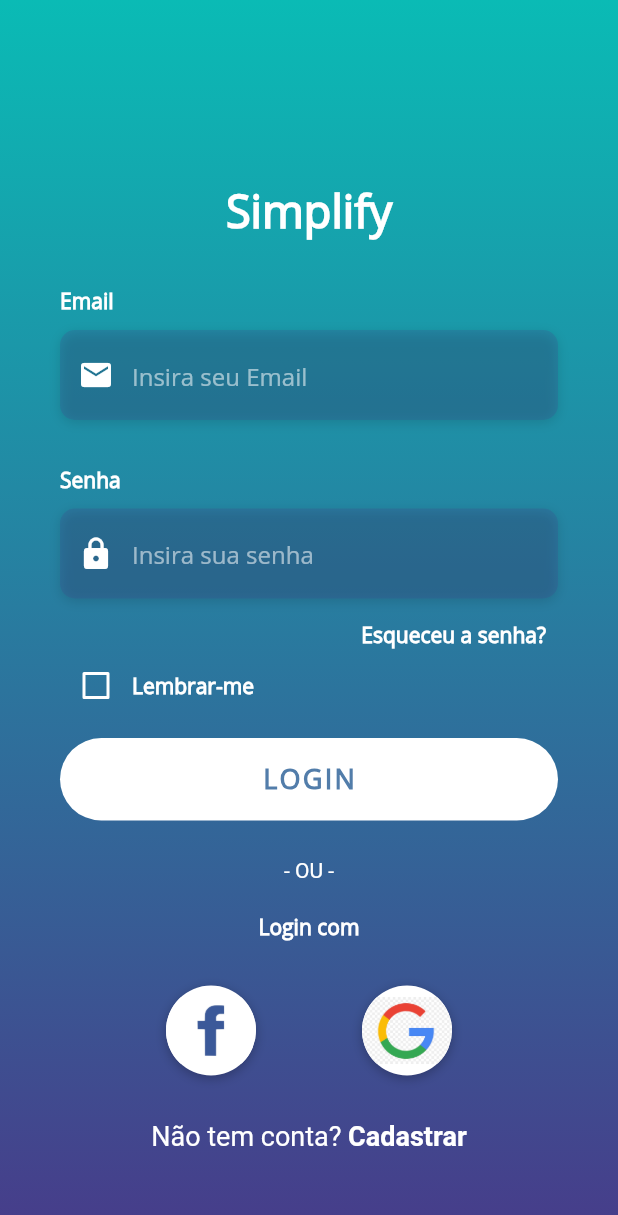
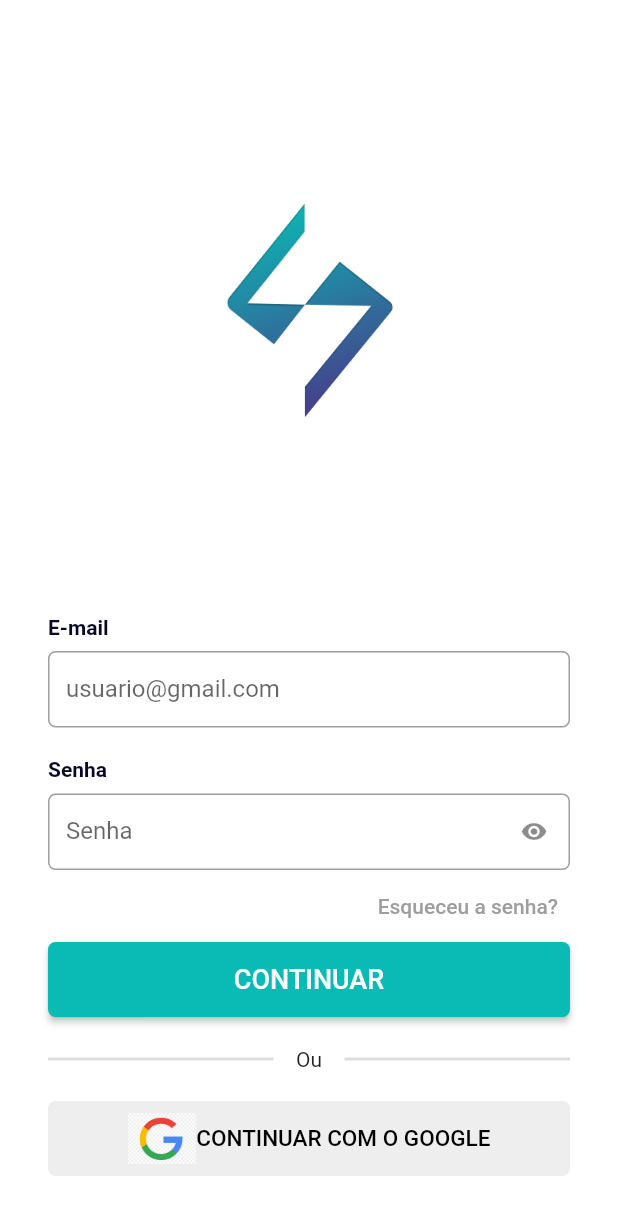
Before and after one commit to ArturAfonso/simplify, a Flutter app: the screen it shows after launch, on a phone screen of 412 x 824 dp. Shown: the top 1215 px of the screen. Run offline on Flutter 3.47's test engine with Material 2 defaults, Android fonts, the phone set to English and light mode, and no system bars; our stand-ins replace get, material_design_icons_flutter, splashscreen; missing offline and left inert: circular_bottom_navigation, validatorless.

Commit message:
tela de login sendo recriada

```diff
--- /dev/null
+++ b/lib/app/data/components/customTextField.dart
@@ -0,0 +1,59 @@
+import 'package:flutter/material.dart';
+import 'package:flutter/services.dart';
+import 'package:get/get.dart';
+
+class CustomTextField extends StatelessWidget {
+  final Widget? icon;
+  final Widget label;
+  bool isObscure;
+  final List<TextInputFormatter>? inputFormatters;
+  final TextInputType? inputType;
+  final String? initialValue;
+
+  bool readOnly;
+  TextEditingController? customTextController = TextEditingController();
+  String? Function(String?)? validator;
+
+  CustomTextField({
+    super.key,
+    this.icon,
+    required this.label,
+    this.isObscure = false,
+    this.inputFormatters,
+    this.inputType,
+    this.initialValue,
+    this.readOnly = false,
+    this.customTextController,
+    this.validator,
+  });
+  @override
+  Widget build(BuildContext context) {
+    RxBool obscureText = isObscure.obs;
+
+    return Obx(
+      () => TextFormField(
+        validator: validator,
+        controller: customTextController,
+        readOnly: readOnly,
+        initialValue: initialValue,
+        keyboardType: inputType,
+        inputFormatters: inputFormatters,
+        obscureText: obscureText.value,
+        decoration: InputDecoration(
+            isDense: true,
+            border: OutlineInputBorder(borderRadius: BorderRadius.circular(5)),
+            prefixIcon: icon,
+            suffixIcon: isObscure == true
+                ? IconButton(
+                    onPressed: () {
+                      obscureText.value = !obscureText.value;
+                    },
+                    icon: obscureText.value == true
+                        ? Icon(Icons.visibility)
+                        : Icon(Icons.visibility_off))
+                : null,
+            label: label),
+      ),
+    );
+  }
+}
--- a/lib/app/modules/login/controllers/login_controller.dart
+++ b/lib/app/modules/login/controllers/login_controller.dart
@@ -1,11 +1,13 @@
+import 'package:flutter/material.dart';
 import 'package:get/get.dart';
 
 class LoginController extends GetxController {
   //TODO: Implement LoginController
 
-  RxBool rememberMe = false.obs;
+  TextEditingController emailController = TextEditingController();
+  TextEditingController passwordController = TextEditingController();
+  var formkey = GlobalKey<FormState>();
 
-  final count = 0.obs;
   @override
   void onInit() {
     super.onInit();
@@ -18,5 +20,4 @@ class LoginController extends GetxController {
 
   @override
   void onClose() {}
-  void increment() => count.value++;
 }
--- a/lib/app/modules/login/views/login_view.dart
+++ b/lib/app/modules/login/views/login_view.dart
@@ -2,341 +2,183 @@ import 'package:flutter/material.dart';
 import 'package:flutter/services.dart';
 
 import 'package:get/get.dart';
+import 'package:simplify/app/data/components/customTextField.dart';
 import 'package:simplify/app/data/global/constants.dart';
 import 'package:simplify/app/routes/app_pages.dart';
 import 'package:simplify/app/theme/theme.dart';
+import 'package:validatorless/validatorless.dart';
 
 import '../controllers/login_controller.dart';
 
 class LoginView extends GetView<LoginController> {
   //widgets
-  Widget _buildEmailTF() {
-    return Column(
-      crossAxisAlignment: CrossAxisAlignment.start,
-      children: <Widget>[
-        Text(
-          'Email',
-          style: kLabelStyle,
-        ),
-        SizedBox(height: 10.0),
-        Container(
-          alignment: Alignment.centerLeft,
-          decoration: kBoxDecorationStyle,
-          height: 60.0,
-          child: TextField(
-            keyboardType: TextInputType.emailAddress,
-            style: TextStyle(
-              color: Colors.white,
-              fontFamily: 'OpenSans',
-            ),
-            decoration: InputDecoration(
-              border: InputBorder.none,
-              contentPadding: EdgeInsets.only(top: 14.0),
-              prefixIcon: Icon(
-                Icons.email,
-                color: Colors.white,
-              ),
-              hintText: 'Insira seu Email',
-              hintStyle: kHintTextStyle,
+
+  @override
+  Widget build(BuildContext context) {
+    return Scaffold(
+        backgroundColor: Colors.white,
+        body: SingleChildScrollView(
+          child: SizedBox(
+            height: Get.size.height,
+            child: Column(
+              crossAxisAlignment: CrossAxisAlignment.center,
+              mainAxisAlignment: MainAxisAlignment.start,
+              children: [
+                //logotipo
+                Expanded(
+                    child: Padding(
+                  padding: const EdgeInsets.only(top: 40.0),
+                  child: Center(
+                    child: Image.asset(
+                      "assets/logos/LogoTrello.png",
+                      width: Get.size.width / 3,
                     ),
                   ),
-        ),
-      ],
-    );
-  }
-
-  Widget _buildPasswordTF() {
-    return Column(
-      crossAxisAlignment: CrossAxisAlignment.start,
-      children: <Widget>[
-        Text(
-          'Senha',
-          style: kLabelStyle,
-        ),
-        SizedBox(height: 10.0),
+                )),
+                // Login formulario
                 Container(
-          alignment: Alignment.centerLeft,
-          decoration: kBoxDecorationStyle,
-          height: 60.0,
-          child: TextField(
-            obscureText: true,
+                  padding:
+                      const EdgeInsets.symmetric(horizontal: 32, vertical: 40),
+                  decoration: const BoxDecoration(
+                      color: Colors.white,
+                      borderRadius:
+                          BorderRadius.vertical(top: Radius.circular(46))),
+                  child: Column(
+                    crossAxisAlignment: CrossAxisAlignment.stretch,
+                    children: [
+                      //Text emaill
+                      Padding(
+                        padding: const EdgeInsets.only(bottom: 8.0),
+                        child: Text(
+                          "E-mail",
                           style: TextStyle(
-              color: Colors.white,
-              fontFamily: 'OpenSans',
-            ),
-            decoration: InputDecoration(
-              border: InputBorder.none,
-              contentPadding: EdgeInsets.only(top: 14.0),
-              prefixIcon: Icon(
-                Icons.lock,
-                color: Colors.white,
-              ),
-              hintText: 'Insira sua senha',
-              hintStyle: kHintTextStyle,
+                              color: Color.fromARGB(255, 10, 8, 38),
+                              fontWeight: FontWeight.bold),
                         ),
                       ),
+                      //email customfield
+                      Padding(
+                        padding: const EdgeInsets.only(bottom: 20.0),
+                        child: CustomTextField(
+                          validator: Validatorless.multiple([
+                            Validatorless.required("E-mail Obrigatório"),
+                            Validatorless.email("E-mail Inválido"),
+                          ]),
+                          customTextController: controller.emailController,
+                          label: Text("usuario@gmail.com"),
                         ),
-      ],
-    );
-  }
+                      ),
+                      //text senha
+                      Padding(
+                        padding: const EdgeInsets.only(bottom: 8.0),
+                        child: Text(
+                          "Senha",
+                          style: TextStyle(
+                              color: Color.fromARGB(255, 10, 8, 38),
+                              fontWeight: FontWeight.bold),
+                        ),
+                      ),
+                      //Senha customfield
+                      CustomTextField(
+                        validator: Validatorless.required("Senha obrigatória"),
+                        customTextController: controller.passwordController,
+                        //icon: Icon(Icons.lock),
+                        label: Text("Senha"),
+                        isObscure: true,
+                      ),
 
-  Widget _buildForgotPasswordBtn() {
-    return Container(
+                      //ESQUECEU A SENHA
+                      Align(
                         alignment: Alignment.centerRight,
                         child: TextButton(
-        onPressed: () => print('Forgot Password Button Pressed'),
-        //padding: EdgeInsets.only(right: 0.0),
+                          onPressed: () {},
                           child: Text(
-          'Esqueceu a senha?',
-          style: kLabelStyle,
-        ),
-      ),
-    );
-  }
-
-  Widget _buildRememberMeCheckbox() {
-    return Container(
-      height: 20.0,
-      child: Row(
-        children: <Widget>[
-          Theme(
-            data: ThemeData(unselectedWidgetColor: Colors.white),
-            child: Obx(() => Checkbox(
-                  value: controller.rememberMe.value,
-                  checkColor: Colors.green,
-                  activeColor: Colors.white,
-                  onChanged: (value) {
-                    controller.rememberMe.value = value!;
-                  },
-                )),
-          ),
-          Text(
-            'Lembrar-me',
-            style: kLabelStyle,
-          ),
-        ],
-      ),
-    );
-  }
-
-  Widget _buildLoginBtn() {
-    return Container(
-      padding: EdgeInsets.symmetric(vertical: 25.0),
-      width: double.infinity,
-      child: ElevatedButton(
-        style: ButtonStyle(
-            elevation: MaterialStateProperty.resolveWith<double>(
-              (Set<MaterialState> states) {
-                if (states.contains(MaterialState.pressed)) return 5.0;
-                return 0.0;
-              },
-            ),
-            //primary: Color.fromARGB(255, 129, 212, 250),
-            backgroundColor: MaterialStateProperty.resolveWith<Color?>(
-                (Set<MaterialState> states) {
-              return Colors.white;
-            }),
-            padding: MaterialStateProperty.all<EdgeInsets>(EdgeInsets.all(15)),
-            shape: MaterialStateProperty.resolveWith<OutlinedBorder>((_) {
-              return RoundedRectangleBorder(
-                  borderRadius: BorderRadius.circular(30));
-            })),
-        onPressed: () {
-          print('Login Button Pressed');
-          Get.toNamed(Routes.HOME);
-        },
-        child: Text(
-          'LOGIN',
-          style: TextStyle(
-            color: Color(0xFF527DAA),
-            letterSpacing: 1.5,
-            fontSize: 18.0,
-            fontWeight: FontWeight.bold,
-            fontFamily: 'OpenSans',
+                            "Esqueceu a senha?",
+                            style: TextStyle(color: Colors.grey),
                           ),
                         ),
                       ),
 
-      /* RaisedButton(
-        elevation: 5.0,
-        onPressed: () => print('Login Button Pressed'),
-        padding: EdgeInsets.all(15.0),
-        shape: RoundedRectangleBorder(
-          borderRadius: BorderRadius.circular(30.0),
-        ),
-        color: Colors.white,
-        child: Text(
-          'LOGIN',
-          style: TextStyle(
-            color: Color(0xFF527DAA),
-            letterSpacing: 1.5,
-            fontSize: 18.0,
-            fontWeight: FontWeight.bold,
-            fontFamily: 'OpenSans',
+                      //     BOTAO  ENTRAR
+                      customButtom(),
+
+                      //         DIVIDER
+                      Padding(
+                        padding: const EdgeInsets.only(bottom: 20, top: 20),
+                        child: Row(
+                          children: [
+                            Expanded(
+                              child: Divider(
+                                color: Colors.grey.withAlpha(90),
+                                thickness: 2,
                               ),
                             ),
-      ), */
-    );
-  }
-
-  Widget _buildSignInWithText() {
-    return Column(
-      children: <Widget>[
-        Text(
-          '- OU -',
-          style: TextStyle(
-            color: Colors.white,
-            fontWeight: FontWeight.w400,
+                            Padding(
+                              padding: EdgeInsets.symmetric(horizontal: 15),
+                              child: Text("Ou"),
                             ),
-        ),
-        SizedBox(height: 20.0),
-        Text(
-          'Login com',
-          style: kLabelStyle,
-        ),
-      ],
-    );
-  }
-
-  Widget _buildSocialBtn(Function onTap, AssetImage logo) {
-    return GestureDetector(
-      onTap: onTap(),
-      child: Container(
-        height: 60.0,
-        width: 60.0,
-        decoration: BoxDecoration(
-          shape: BoxShape.circle,
-          color: Colors.white,
-          boxShadow: [
-            BoxShadow(
-              color: Colors.black26,
-              offset: Offset(0, 2),
-              blurRadius: 6.0,
-            ),
-          ],
-          image: DecorationImage(
-            image: logo,
-          ),
-        ),
-      ),
-    );
-  }
-
-  Widget _buildSocialBtnRow() {
-    return Padding(
-      padding: EdgeInsets.symmetric(vertical: 30.0),
-      child: Row(
-        mainAxisAlignment: MainAxisAlignment.spaceEvenly,
-        children: <Widget>[
-          _buildSocialBtn(
-            () => print('Login with Facebook'),
-            AssetImage(
-              'assets/logos/facebook.jpg',
-            ),
-          ),
-          _buildSocialBtn(
-            () => print('Login with Google'),
-            AssetImage(
-              'assets/logos/google.jpg',
-            ),
-          ),
-        ],
-      ),
-    );
-  }
-
-  Widget _buildSignupBtn() {
-    return GestureDetector(
-      onTap: () => print('Sign Up Button Pressed'),
-      child: RichText(
-        text: TextSpan(
-          children: [
-            TextSpan(
-              text: 'Não tem conta? ',
-              style: TextStyle(
-                color: Colors.white,
-                fontSize: 18.0,
-                fontWeight: FontWeight.w400,
-              ),
-            ),
-            TextSpan(
-              text: 'Cadastrar',
-              style: TextStyle(
-                color: Colors.white,
-                fontSize: 18.0,
-                fontWeight: FontWeight.bold,
+                            Expanded(
+                              child: Divider(
+                                color: Colors.grey.withAlpha(90),
+                                thickness: 2,
                               ),
                             ),
                           ],
                         ),
                       ),
-    );
-  }
 
-  //widgets
+                      //    BOTAO CRIAR CONTA
 
-  @override
-  Widget build(BuildContext context) {
-    return Scaffold(
-      body: AnnotatedRegion<SystemUiOverlayStyle>(
-        value: SystemUiOverlayStyle.light,
-        child: GestureDetector(
-          onTap: () => FocusScope.of(context).unfocus(),
-          child: Stack(
-            children: <Widget>[
-              Container(
-                height: double.infinity,
-                width: double.infinity,
-                decoration: BoxDecoration(
-                  color: azulTiffany,
-                  gradient: LinearGradient(
-                    begin: Alignment.topCenter,
-                    end: Alignment.bottomCenter,
-                    colors: [azulTiffany, azulArdosia],
-                    //stops: [0.1, 0.4, 0.7, 0.9],
+                      SizedBox(
+                        height: 50,
+                        child: TextButton(
+                            style: TextButton.styleFrom(
+                              backgroundColor: Colors.grey.shade200,
+                              shape: RoundedRectangleBorder(
+                                  borderRadius: BorderRadius.circular(5)),
                             ),
+                            onPressed: () {},
+                            child: Row(
+                              mainAxisAlignment: MainAxisAlignment.center,
+                              children: [
+                                Image.asset("assets/logos/google.jpg"),
+                                Text(
+                                  "Continuar com o google".toUpperCase(),
+                                  style: TextStyle(
+                                      fontSize: 15, color: Colors.black),
                                 ),
-              ),
-              Container(
-                height: double.infinity,
-                child: SingleChildScrollView(
-                  physics: AlwaysScrollableScrollPhysics(),
-                  padding: EdgeInsets.symmetric(
-                    horizontal: 40.0,
-                    vertical: 120.0,
-                  ),
-                  child: Column(
-                    mainAxisAlignment: MainAxisAlignment.center,
-                    children: <Widget>[
-                      Text(
-                        'Simplify',
-                        style: TextStyle(
-                          color: Colors.white,
-                          fontFamily: 'OpenSans',
-                          fontSize: 30.0,
-                          fontWeight: FontWeight.bold,
-                        ),
-                      ),
-                      SizedBox(height: 30.0),
-                      _buildEmailTF(),
-                      SizedBox(
-                        height: 30.0,
-                      ),
-                      _buildPasswordTF(),
-                      _buildForgotPasswordBtn(),
-                      _buildRememberMeCheckbox(),
-                      _buildLoginBtn(),
-                      _buildSignInWithText(),
-                      _buildSocialBtnRow(),
-                      _buildSignupBtn(),
                               ],
-                  ),
-                ),
+                            )),
                       )
                     ],
                   ),
                 ),
+              ],
             ),
-    );
+          ),
+        ));
   }
 }
+
+class customButtom extends StatelessWidget {
+  const customButtom({
+    Key? key,
+  }) : super(key: key);
+
+  @override
+  Widget build(BuildContext context) {
+    return SizedBox(
+        height: 50,
+        width: 120,
+        child: ElevatedButton(
+          onPressed: () {},
+          child: Text(
+            "continuar".toUpperCase(),
+            style: TextStyle(fontSize: 18, color: Colors.white),
+          ),
+          style: ElevatedButton.styleFrom(
+              shape: RoundedRectangleBorder(
+                  borderRadius: BorderRadius.circular(5))),
+        ));
+  }
+}
--- a/lib/app/routes/app_pages.dart
+++ b/lib/app/routes/app_pages.dart
@@ -12,7 +12,7 @@ part 'app_routes.dart';
 class AppPages {
   AppPages._();
 
-  static const INITIAL = Routes.SPLASHSCREEN;
+  static const INITIAL = Routes.LOGIN;
 
   static final routes = [
     GetPage(
```
Also changed, not shown: pubspec.yaml (+9 -3 lines), assets/logos/LogoTrello.png (added), 3 other files. Lines whose indentation alone changed are shown as unchanged.
